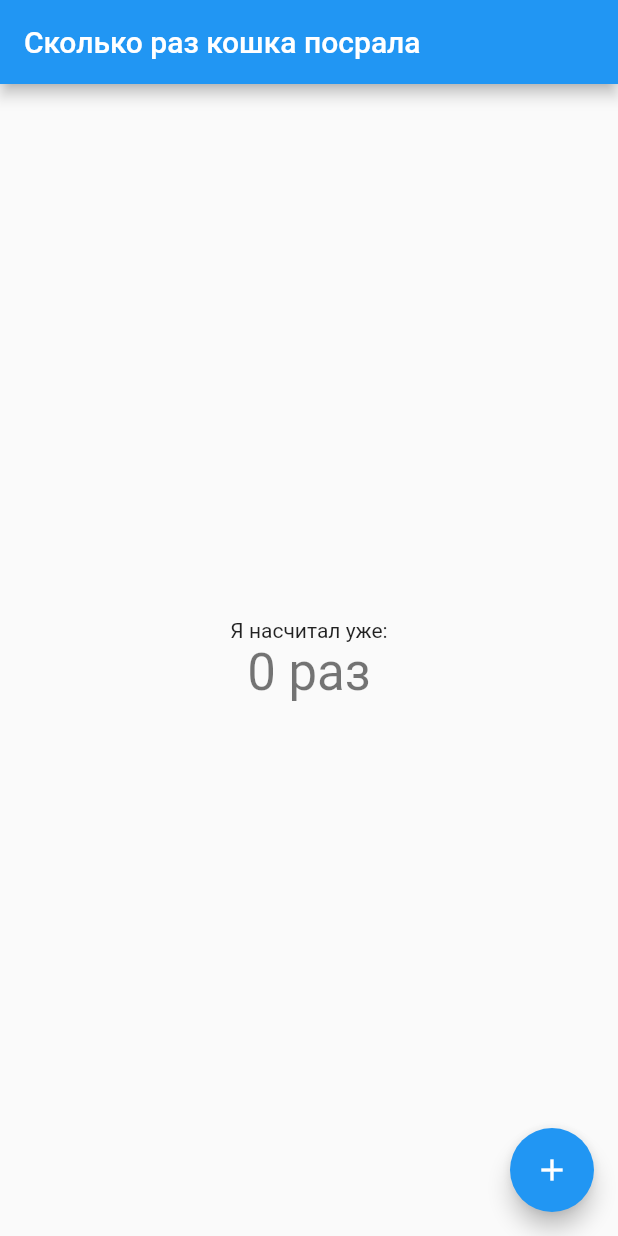
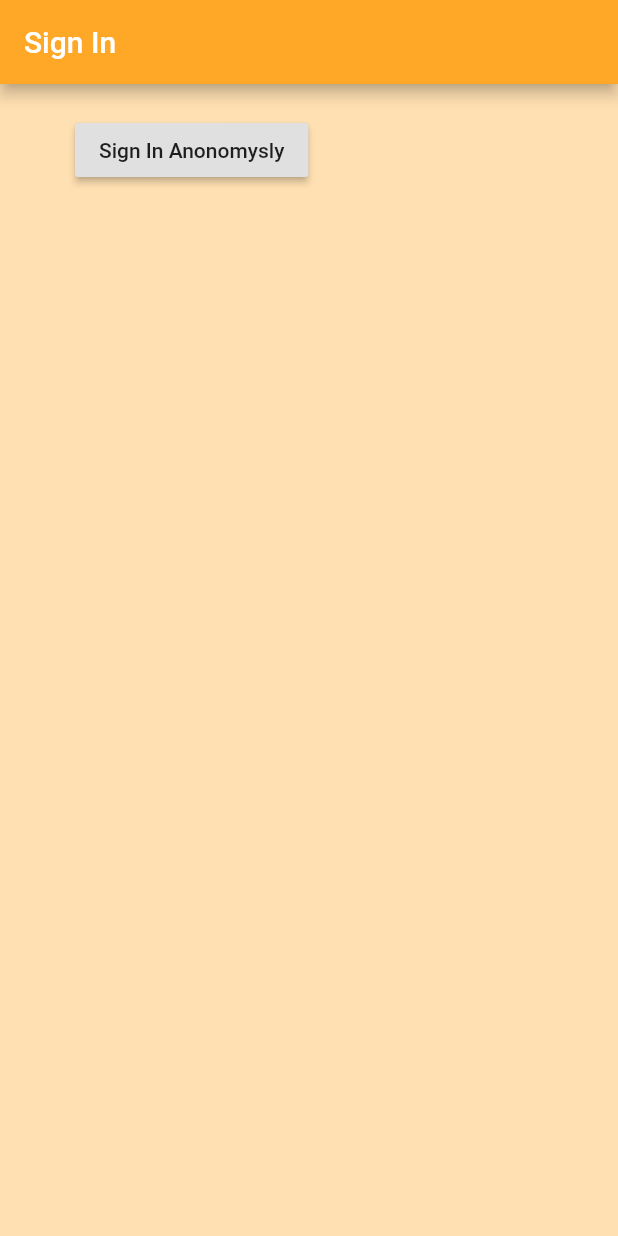
Before and after one commit to Loctary/flutter_app, a Flutter app: the screen it shows after launch, on a phone screen of 412 x 824 dp. Run offline on Flutter 3.47's test engine with Material 2 defaults, Android fonts, the phone set to English and light mode, and no system bars; our stand-ins replace firebase_auth, firebase_core; accounts and stored records are empty.

```diff
--- a/lib/main.dart
+++ b/lib/main.dart
@@ -1,4 +1,9 @@
+import 'package:firebase_auth/firebase_auth.dart';
+import 'package:firebase_core/firebase_core.dart';
 import 'package:flutter/material.dart';
+import 'package:flutter_app/screens/wrapper.dart';
+import 'package:flutter_app/services/auth.dart';
+import 'package:provider/provider.dart';
 
 void main() {
   runApp(MyApp());
@@ -8,110 +13,41 @@ class MyApp extends StatelessWidget {
   // This widget is the root of your application.
   @override
   Widget build(BuildContext context) {
-    return MaterialApp(
-      title: 'Flutter Demo',
-      theme: ThemeData(
-        // This is the theme of your application.
-        //
-        // Try running your application with "flutter run". You'll see the
-        // application has a blue toolbar. Then, without quitting the app, try
-        // changing the primarySwatch below to Colors.green and then invoke
-        // "hot reload" (press "r" in the console where you ran "flutter run",
-        // or simply save your changes to "hot reload" in a Flutter IDE).
-        // Notice that the counter didn't reset back to zero; the application
-        // is not restarted.
-        primarySwatch: Colors.blue,
-        // This makes the visual density adapt to the platform that you run
-        // the app on. For desktop platforms, the controls will be smaller and
-        // closer together (more dense) than on mobile platforms.
-        visualDensity: VisualDensity.adaptivePlatformDensity,
-      ),
-      home: MyHomePage(title: 'Сколько раз кошка посрала'),
+    return FutureBuilder(
+      future: Firebase.initializeApp(),
+      builder: (context, snapshot) {
+        // Check for errors
+        if (snapshot.hasError) {
+          print(snapshot.error);
+          return Text(snapshot.error.toString());
+        }
+
+        // Once complete, show your application
+        if (snapshot.connectionState == ConnectionState.done) {
+          return StreamProvider<User>.value(
+            value: AuthService().user,
+            child: MaterialApp(
+              home: FirebaseWrapper(),
+            ),
+          );
+        }
+
+        // Otherwise, show something whilst waiting for initialization to complete
+        return Container(
+          color: Colors.orange[100],
+          child: Center(
+            child: CircularProgressIndicator(),
+          ),
+        );
+      },
     );
   }
+  // Widget build(BuildContext context) {
+  //   return StreamProvider<User>.value(
+  //     value: AuthService().user,
+  //     child: MaterialApp(
+  //       home: FirebaseWrapper(),
+  //     ),
+  //   );
+  // }
 }
-
-class MyHomePage extends StatefulWidget {
-  MyHomePage({Key key, this.title}) : super(key: key);
-
-  // This widget is the home page of your application. It is stateful, meaning
-  // that it has a State object (defined below) that contains fields that affect
-  // how it looks.
-
-  // This class is the configuration for the state. It holds the values (in this
-  // case the title) provided by the parent (in this case the App widget) and
-  // used by the build method of the State. Fields in a Widget subclass are
-  // always marked "final".
-
-  final String title;
-
-  @override
-  _MyHomePageState createState() => _MyHomePageState();
-}
-
-class _MyHomePageState extends State<MyHomePage> {
-  int _counter = 0;
-
-  void _incrementCounter() {
-    setState(() {
-      // This call to setState tells the Flutter framework that something has
-      // changed in this State, which causes it to rerun the build method below
-      // so that the display can reflect the updated values. If we changed
-      // _counter without calling setState(), then the build method would not be
-      // called again, and so nothing would appear to happen.
-      _counter++;
-    });
-  }
-
-  @override
-  Widget build(BuildContext context) {
-    // This method is rerun every time setState is called, for instance as done
-    // by the _incrementCounter method above.
-    //
-    // The Flutter framework has been optimized to make rerunning build methods
-    // fast, so that you can just rebuild anything that needs updating rather
-    // than having to individually change instances of widgets.
-    return Scaffold(
-      appBar: AppBar(
-        // Here we take the value from the MyHomePage object that was created by
-        // the App.build method, and use it to set our appbar title.
-        title: Text(widget.title),
-      ),
-      body: Center(
-        // Center is a layout widget. It takes a single child and positions it
-        // in the middle of the parent.
-        child: Column(
-          // Column is also a layout widget. It takes a list of children and
-          // arranges them vertically. By default, it sizes itself to fit its
-          // children horizontally, and tries to be as tall as its parent.
-          //
-          // Invoke "debug painting" (press "p" in the console, choose the
-          // "Toggle Debug Paint" action from the Flutter Inspector in Android
-          // Studio, or the "Toggle Debug Paint" command in Visual Studio Code)
-          // to see the wireframe for each widget.
-          //
-          // Column has various properties to control how it sizes itself and
-          // how it positions its children. Here we use mainAxisAlignment to
-          // center the children vertically; the main axis here is the vertical
-          // axis because Columns are vertical (the cross axis would be
-          // horizontal).
-          mainAxisAlignment: MainAxisAlignment.center,
-          children: <Widget>[
-            Text(
-              'Я насчитал уже:',
-            ),
-            Text(
-              '$_counter раз',
-              style: Theme.of(context).textTheme.headline4,
-            ),
-          ],
-        ),
-      ),
-      floatingActionButton: FloatingActionButton(
-        onPressed: _incrementCounter,
-        tooltip: 'Increment',
-        child: Icon(Icons.add),
-      ), // This trailing comma makes auto-formatting nicer for build methods.
-    );
-  }
-}
--- /dev/null
+++ b/lib/screens/auth/auth.dart
@@ -0,0 +1,16 @@
+import 'package:flutter/material.dart';
+import 'package:flutter_app/screens/auth/signIn.dart';
+
+class Auth extends StatefulWidget {
+  @override
+  _AuthState createState() => _AuthState();
+}
+
+class _AuthState extends State<Auth> {
+  @override
+  Widget build(BuildContext context) {
+    return Container(
+      child: SignIn(),
+    );
+  }
+}
--- /dev/null
+++ b/lib/screens/auth/signIn.dart
@@ -0,0 +1,40 @@
+import 'package:flutter/material.dart';
+import 'package:flutter_app/services/auth.dart';
+
+class SignIn extends StatefulWidget {
+  @override
+  _SignInState createState() => _SignInState();
+}
+
+class _SignInState extends State<SignIn> {
+  final AuthService _auth = AuthService();
+  bool isLoading = false;
+
+  onAnonymousLogin() async {
+    setState(() {
+      isLoading = true;
+    });
+    await _auth.signOut();
+    setState(() {
+      isLoading = false;
+    });
+  }
+
+  @override
+  Widget build(BuildContext context) {
+    return Scaffold(
+      backgroundColor: Colors.orange[100],
+      appBar: AppBar(
+        backgroundColor: Colors.orange[400],
+        title: Text('Sign In'),
+      ),
+      body: Container(
+        padding: EdgeInsets.symmetric(vertical: 20, horizontal: 50),
+        child: RaisedButton(
+          onPressed: _auth.signInAnonymously,
+          child: Text('Sign In Anonomysly'),
+        ),
+      ),
+    );
+  }
+}
--- /dev/null
+++ b/lib/screens/wrapper.dart
@@ -0,0 +1,19 @@
+import 'package:firebase_auth/firebase_auth.dart';
+import 'package:flutter/material.dart';
+import 'package:flutter_app/screens/auth/auth.dart';
+import 'package:flutter_app/screens/home/home.dart';
+import 'package:provider/provider.dart';
+
+class FirebaseWrapper extends StatelessWidget {
+  @override
+  Widget build(BuildContext context) {
+    final user = Provider.of<User>(context);
+    print(user);
+
+    if (user == null) {
+      return Auth();
+    }
+
+    return Home();
+  }
+}
--- a/pubspec.yaml
+++ b/pubspec.yaml
@@ -28,6 +28,10 @@ dependencies:
   # The following adds the Cupertino Icons font to your application.
   # Use with the CupertinoIcons class for iOS style icons.
   cupertino_icons: ^1.0.0
+  cloud_firestore: ^0.14.3
+  firebase_auth: ^0.18.3
+  firebase_core: ^0.5.2
+  provider: ^4.3.2+2
 
 dev_dependencies:
   flutter_test:
```
Also changed, not shown: lib/screens/home/home.dart (added, +28 -0 lines), lib/services/auth.dart (added, +23 -0 lines), pubspec.lock, 4 other files.
